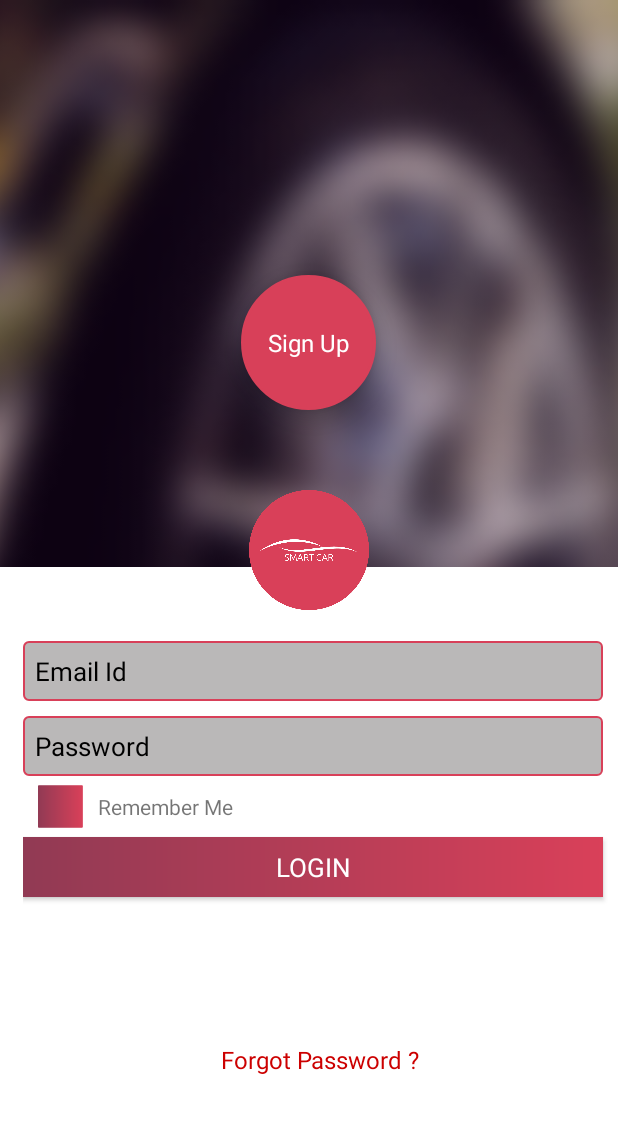
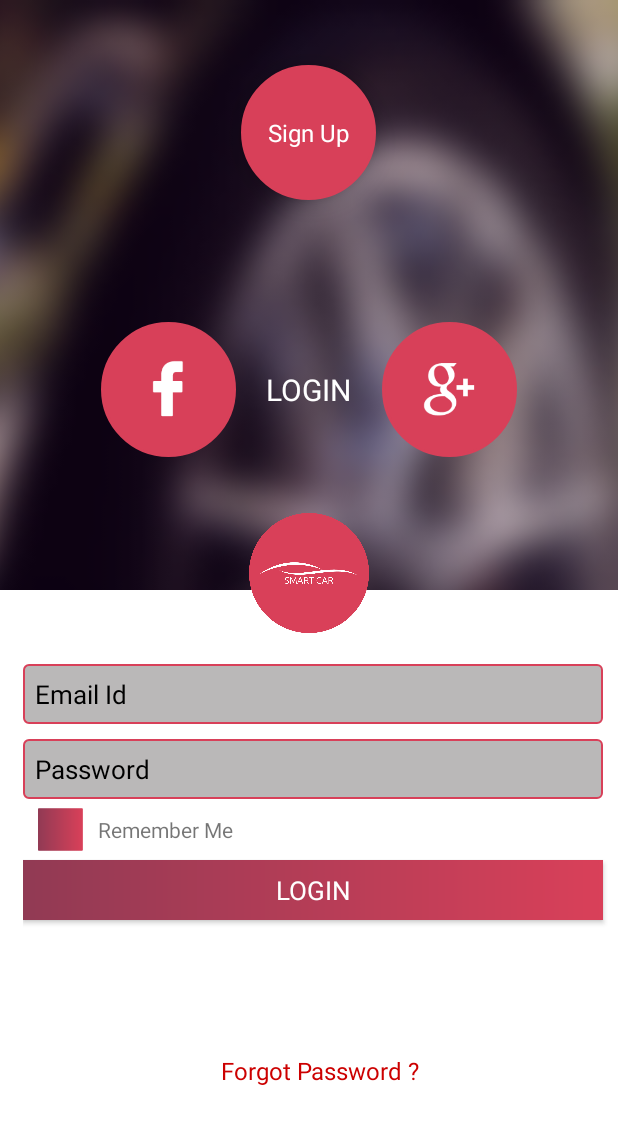
Before and after one commit to OfficialSmartCar/SmartCarUserApp, an Android app: the LoginNew screen opened directly, with no data from a screen before it, on a phone screen of 412 x 824 dp. Shown: the top 1124 px of the screen. Run offline under Robolectric (Android 15) with nearby library versions, the phone set to English and light mode, and no system bars; our stand-ins replace ButterKnife, Volley; libraries missing offline, so code that uses them is left out: com.facebook, com.facebook.login, com.github.lguipeng.library, com.nispok.snackbar, com.wang.avi; plain views replace AVLoadingIndicatorView, AnimCheckBox; network calls fail; Roboto replaces fonts that are not available here; 9 statements that could not run were skipped.

Commit message:
FB + Google

```diff
--- a/app/src/debug/res/values/google_maps_api.xml
+++ b/app/src/debug/res/values/google_maps_api.xml
@@ -15,7 +15,10 @@
     Once you have your key (it starts with "AIza"), replace the "google_maps_key"
     string in this file.
     -->
+    <!--<string name="google_maps_key" templateMergeStrategy="preserve" translatable="false">-->
+        <!--AIzaSyBG3czSIyi0j-SdIxfhklutyu9f06wLGjs-->
+    <!--</string>-->
     <string name="google_maps_key" templateMergeStrategy="preserve" translatable="false">
-        AIzaSyDCbTlmUmLA78nMZ1A0oh288-nfWUikUSM
+        AIzaSyBW5FaZ14OxyX5nrEVE___fKCNlL-mpv-k
     </string>
 </resources>
--- a/app/src/main/java/com/moin/smartcar/LoginSignUp/LoginNew.java
+++ b/app/src/main/java/com/moin/smartcar/LoginSignUp/LoginNew.java
@@ -13,6 +13,7 @@ import android.content.pm.Signature;
 import android.graphics.Typeface;
 import android.os.Bundle;
 import android.preference.PreferenceManager;
+import android.support.annotation.NonNull;
 import android.support.v4.content.LocalBroadcastManager;
 import android.support.v7.app.AppCompatActivity;
 import android.util.Base64;
@@ -73,7 +74,10 @@ import java.util.concurrent.Executors;
 import java.util.concurrent.ScheduledExecutorService;
 import java.util.concurrent.TimeUnit;
 
-public class LoginNew extends AppCompatActivity {
+import butterknife.ButterKnife;
+import butterknife.OnClick;
+
+public class LoginNew extends AppCompatActivity implements GoogleApiClient.OnConnectionFailedListener {
 
     private static final ScheduledExecutorService worker =
             Executors.newSingleThreadScheduledExecutor();
@@ -95,9 +99,9 @@ public class LoginNew extends AppCompatActivity {
 
 
     //for Google Plus SignIn
-    private SignInButton signInButton;
+    private TextView signInButton;
     private static final String TAG = "SignInActivity";
-    private static final int RC_SIGN_IN = 0;
+    private static final int RC_SIGN_IN = 1001;
     private static GoogleApiClient mGoogleApiClient;
     private ProgressDialog mProgressDialog;
     private boolean mIntentInProgress;
@@ -109,9 +113,8 @@ public class LoginNew extends AppCompatActivity {
     protected void onCreate(Bundle savedInstanceState) {
         super.onCreate(savedInstanceState);
         setContentView(R.layout.activity_login_new);
-
+        ButterKnife.bind(LoginNew.this);
         getAllDataForNotifications();
-
 
         emailIdEditTExt = (EditText) findViewById(R.id.newLoginUsername);
         passwordEdittext = (EditText) findViewById(R.id.newLoginPasswordEditText);
@@ -158,33 +161,44 @@ public class LoginNew extends AppCompatActivity {
         FBLOginImage.setOnClickListener(new View.OnClickListener() {
             @Override
             public void onClick(View v) {
-//                LoginManager.getInstance().logInWithReadPermissions(LoginNew.this, Arrays.asList("public_profile", "user_friends", "email"));
+                LoginManager.getInstance().logInWithReadPermissions(LoginNew.this, Arrays.asList("public_profile", "user_friends", "email"));
             }
         });
 
         //google signIn
-//        signInButton = (SignInButton) findViewById(R.id.google_sign_in_button);
+
+        GoogleSignInOptions gso = new GoogleSignInOptions.Builder(GoogleSignInOptions.DEFAULT_SIGN_IN)
+                .requestEmail()
+                .build();
+
+        mGoogleApiClient = new GoogleApiClient.Builder(this)
+                .enableAutoManage(this /* FragmentActivity */, this /* OnConnectionFailedListener */)
+                .addApi(Auth.GOOGLE_SIGN_IN_API, gso)
+                .build();
+
+        signInButton = (TextView) findViewById(R.id.textView51);
 //        signInButton.setOnClickListener(new View.OnClickListener() {
 //            @Override
 //            public void onClick(View v) {
-//                google_signIn();
+////                google_signIn();
+//                Intent signInIntent = Auth.GoogleSignInApi.getSignInIntent(mGoogleApiClient);
+//                startActivityForResult(signInIntent, RC_SIGN_IN);
 //            }
 //        });
+
+
+
+
 //        signInButton.setSize(SignInButton.SIZE_STANDARD);
-////        initializeGoogleSignIn();
+//        initializeGoogleSignIn();
 //        buildGoogleApiClient();
 //        mGoogleApiClient.connect();
         setFonts();
     }
 
-    private void buildGoogleApiClient() {
-//        mGoogleApiClient = new GoogleApiClient.Builder(this)
-//                .addConnectionCallbacks(this)
-//                .addOnConnectionFailedListener(this)
-//                .addApi(Plus.API)
-//                .addScope(Plus.SCOPE_PLUS_LOGIN)
-//                .build();
-//        mGoogleApiClient.connect();
+    @OnClick(R.id.sign_in_button)void InitiateGoogleLogin(View view){
+        Intent signInIntent = Auth.GoogleSignInApi.getSignInIntent(mGoogleApiClient);
+        startActivityForResult(signInIntent, RC_SIGN_IN);
     }
 
     private void setFonts(){
@@ -293,20 +307,6 @@ public class LoginNew extends AppCompatActivity {
 
     protected void onStop() {
         super.onStop();
-//        if (mGoogleApiClient.isConnected()) {
-//            mGoogleApiClient.disconnect();
-//        }
-    }
-
-    private void initializeGoogleSignIn(){
-
-//        mGoogleApiClient = new GoogleApiClient.Builder(LoginNew.this)
-//                .addConnectionCallbacks(LoginNew.this)
-//                .addOnConnectionFailedListener(LoginNew.this)
-//                .addApi(Plus.API)
-//                .addScope(Plus.SCOPE_PLUS_LOGIN)
-//                .build();
-//        mGoogleApiClient.connect();
     }
 
     private void resolveSignInError() {
@@ -325,19 +325,6 @@ public class LoginNew extends AppCompatActivity {
     protected void onStart() {
         super.onStart();
 //        mGoogleApiClient.connect();
-    }
-
-    private void google_signIn() {
-            resolveSignInError();
-        if (GooglePlayServicesUtil.isGooglePlayServicesAvailable(this) == ConnectionResult.SUCCESS){
-            buildGoogleApiClient();
-            if (!mGoogleApiClient.isConnecting()){
-                mGoogleApiClient.connect();
-            }
-        }
-        else {
-
-        }
     }
 
 
@@ -692,10 +679,9 @@ public class LoginNew extends AppCompatActivity {
 
     private void updateUI(boolean signedIn) {
         if (signedIn) {
-            MoinUtils.getReference().showMessage(LoginNew.this,"SignIn SUccessful");
+            MoinUtils.getReference().showMessage(LoginNew.this,"SignIn Successful");
         } else {
-            MoinUtils.getReference().showMessage(LoginNew.this, "SignOut SUccessful");
-
+            MoinUtils.getReference().showMessage(LoginNew.this, "Error in Google SignIn");
         }
     }
 
@@ -707,36 +693,9 @@ public class LoginNew extends AppCompatActivity {
 
         try{
             if (requestCode == RC_SIGN_IN) {
-                if (resultCode != RESULT_OK) {
-                    mShouldResolve = false;
-                }
-
-                mIntentInProgress = false;
-
-                if (!mGoogleApiClient.isConnecting()) {
-                    mGoogleApiClient.connect();
-                }
-
-                try {
-//                    if (Plus.PeopleApi.getCurrentPerson(mGoogleApiClient) != null) {
-//                        Person person = Plus.PeopleApi
-//                                .getCurrentPerson(mGoogleApiClient);
-//                        String personName = person.getDisplayName();
-//                        String personPhotoUrl = person.getImage().getUrl();
-//                        String email = Plus.AccountApi.getAccountName(mGoogleApiClient);
-//
-////                tvName.setText(personName);
-//                        emailIdEditTExt.setText(email);
-//
-//                        Toast.makeText(getApplicationContext(),
-//                                "You are Logged In " + personName,             Toast.LENGTH_LONG).show();
-//                    } else {
-//                        Toast.makeText(getApplicationContext(),
-//                                "Couldnt Get the Person Info", Toast.LENGTH_SHORT).show();
-//                    }
-                } catch (Exception e) {
-                    e.printStackTrace();
-                }
+                GoogleSignInResult result = Auth.GoogleSignInApi.getSignInResultFromIntent(data);
+                handleSignInResult(result);
+                return;
             }
         }catch (Exception e){
 
@@ -752,12 +711,19 @@ public class LoginNew extends AppCompatActivity {
 
     private void handleSignInResult(GoogleSignInResult result) {
         Log.d(TAG, "handleSignInResult:" + result.isSuccess());
-        if (!result.isSuccess()) {
+        if (result.isSuccess()) {
             // Signed in successfully, show authenticated UI.
+            try{
+
+            }catch (Exception e){
+                showMessage("Could Not SignIn");
+            }
             GoogleSignInAccount acct = result.getSignInAccount();
-//            emailIdEditTExt.setText(getString(R.string.signed_in_fmt, acct.getEmail()));
-//            emailIdEditTExt.setText(getString(R.string.loginText,acct.getEmail()));
-            updateUI(true);
+            emailIdEditTExt.setText(acct.getEmail());
+//            Toast.makeText(LoginNew.this, acct.getEmail(), Toast.LENGTH_SHORT).show();
+//            passwordEdittext.setText("passkey@123_m");
+//            updateUI(true);
+            performLogin(emailIdEditTExt.getText().toString(),"passkey@123_m");
         } else {
             // Signed out, show unauthenticated UI.
             updateUI(false);
@@ -804,6 +770,11 @@ public class LoginNew extends AppCompatActivity {
 //        viewContainer.setVisibility(View.GONE);
     }
 
+    @Override
+    public void onConnectionFailed(@NonNull ConnectionResult connectionResult) {
+
+    }
+
 //    @Override
 //    public void onConnectionSuspended(int i) {
 //        mGoogleApiClient.connect();
--- a/app/src/main/java/com/moin/smartcar/OwnServices/MyOwnService.java
+++ b/app/src/main/java/com/moin/smartcar/OwnServices/MyOwnService.java
@@ -445,7 +445,6 @@ public class MyOwnService extends AppCompatActivity implements CarSelection.carS
             return;
         }
         getData();
-
     }
 
 
--- a/app/src/main/res/layout/activity_login_new.xml
+++ b/app/src/main/res/layout/activity_login_new.xml
@@ -280,17 +280,7 @@
         <RelativeLayout
             android:layout_width="match_parent"
             android:layout_height="0dp"
-            android:layout_weight="1">
-
-
-
-
-        </RelativeLayout>
-
-        <RelativeLayout
-            android:layout_width="match_parent"
-            android:layout_height="0dp"
-            android:layout_weight="1.5">
+            android:layout_weight="1.4">
 
             <TextView
                 android:id="@+id/newLoginSIgnUp"
@@ -303,9 +293,15 @@
                 android:textColor="@android:color/white"
                 android:textSize="16sp"
                 android:textStyle="bold"
-                android:layout_alignTop="@+id/textView5"
+                android:layout_centerVertical="true"
                 android:layout_centerHorizontal="true" />
 
+        </RelativeLayout>
+
+        <RelativeLayout
+            android:layout_width="match_parent"
+            android:layout_height="0dp"
+            android:layout_weight="1.3">
 
             <TextView
                 android:id="@+id/textView4"
@@ -317,7 +313,7 @@
                 android:textColor="@android:color/white"
                 android:textSize="20sp"
                 android:textStyle="bold"
-                android:alpha="0"/>
+                android:alpha="1"/>
 
             <TextView
                 android:id="@+id/textView5"
@@ -333,7 +329,7 @@
                 android:textColor="@android:color/white"
                 android:textSize="16sp"
                 android:textStyle="bold"
-                android:alpha="0">
+                android:alpha="1">
 
 
             </TextView>
@@ -347,8 +343,54 @@
                 android:layout_centerVertical="true"
                 android:layout_marginRight="25dp"
                 android:src="@drawable/fb1"
+                android:alpha="1"
+                />
+
+            <TextView
+                android:id="@+id/textView51"
+                android:layout_width="90dp"
+                android:layout_height="90dp"
+                android:layout_centerVertical="true"
+                android:layout_toRightOf="@+id/textView4"
+                android:layout_toEndOf="@+id/textView4"
+                android:background="@drawable/login_new_sections"
+                android:gravity="center"
+                android:text=""
+                android:textColor="@android:color/white"
+                android:textSize="16sp"
+                android:textStyle="bold"
+                android:alpha="1"
+                android:layout_marginLeft="20dp">
+
+
+            </TextView>
+
+            <ImageView
+                android:id="@+id/imageView52"
+                android:layout_width="40dp"
+                android:layout_height="40dp"
+                android:layout_alignEnd="@+id/textView51"
+                android:layout_alignRight="@+id/textView51"
+                android:layout_centerVertical="true"
+                android:layout_marginRight="25dp"
+                android:src="@drawable/gplus1"
+                android:alpha="1"
+                />
+
+            <com.google.android.gms.common.SignInButton
                 android:alpha="0"
-                />
+                android:id="@+id/sign_in_button"
+                android:layout_width="90dp"
+                android:layout_height="60dp"
+
+                android:layout_centerVertical="true"
+                android:layout_toRightOf="@+id/textView4"
+                android:layout_toEndOf="@+id/textView4"
+
+                android:layout_marginBottom="10dp"
+                android:layout_marginTop="10dp"
+                android:layout_marginLeft="20dp"
+                android:layout_marginRight="20dp" />
 
         </RelativeLayout>
 
--- a/app/src/main/res/values/strings.xml
+++ b/app/src/main/res/values/strings.xml
@@ -7,8 +7,7 @@
     <!--<string name="facebook_app_id">1979694205590129</string>-->
     <string name="facebook_app_id">580404685456787</string>
 
-    <string name="server_client_id">591065935860-kcqt2n11ahoamtskp46td2gg01pnk956.apps.googleusercontent.com
-</string>
+    <string name="server_client_id">591065935860-tkfdtm6dvs5th46ne5gg7a6okmk2h7td.apps.googleusercontent.com</string>
 
     <string name="drawer_open">OPEN</string>
     <string name="drawer_close">CLOSE</string>
@@ -21,6 +20,8 @@
     <string name="blankPassword">Enter Password</string>
     <string name="invalidEmail">Entered Email Id Is Invalid</string>
     <string name="passwordDontMatch">Passwords Dont Match</string>
+
+    <!--<string name="google_maps_api_key">AIzaSyBW5FaZ14OxyX5nrEVE___fKCNlL-mpv-k</string>-->
 
     <string name="sendEmail">Send Email</string>
     <string name="resetPassword">Reset Password</string>
--- a/build.gradle
+++ b/build.gradle
@@ -5,8 +5,10 @@ buildscript {
         jcenter()
     }
     dependencies {
-        classpath 'com.android.tools.build:gradle:1.5.0'
-        classpath 'com.google.gms:google-services:1.5.0-beta2'
+        classpath 'com.android.tools.build:gradle:2.0.0'
+
+//        classpath 'com.android.tools.build:gradle:1.5.0'
+        classpath 'com.google.gms:google-services:2.0.0-alpha6'
         // NOTE: Do not place your application dependencies here; they belong
         // in the individual module build.gradle files
     }
```
Also changed, not shown: app/build.gradle (+21 -7 lines), app/src/main/AndroidManifest.xml (+3 -4 lines), app/src/main/java/com/moin/smartcar/LoginSignUp/SignUp.java (+1 -8 lines), app/src/main/java/com/moin/smartcar/User/AddCarInfo.java (+40 -0 lines), app/src/main/res/layout/activity_sign_up.xml (+0 -29 lines), app/src/main/res/values/google_maps_api.xml (added, +24 -0 lines), gradle/wrapper/gradle-wrapper.properties, 6 other files.
